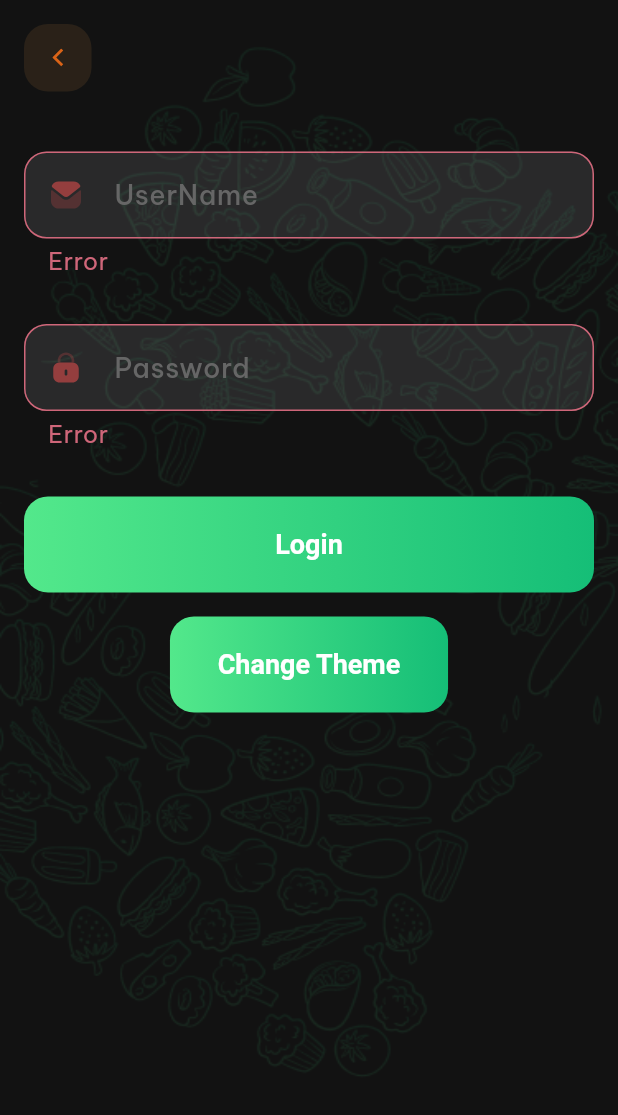
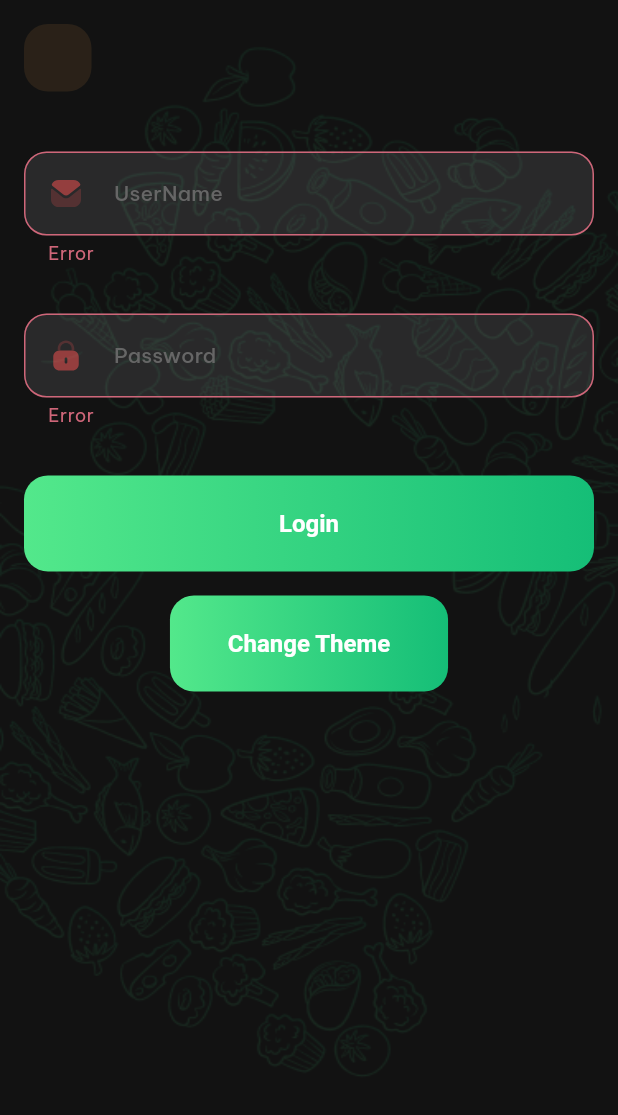
Before and after one commit to quocbao238/NinjaFood_Theme, a Flutter app: the screen it shows after launch, on a phone screen of 412 x 824 dp. Shown: the top 1115 px of the screen. Run offline on Flutter 3.47's test engine with Material 2 defaults, Android fonts, the phone set to English and light mode, and no system bars; our stand-ins replace equatable, flutter_spinkit, flutter_svg, google_fonts.

Commit message:
+ gradientButtonColor

```diff
--- a/lib/src/app_widgets/app_button.dart
+++ b/lib/src/app_widgets/app_button.dart
@@ -43,7 +43,7 @@
             gradient: ThemeColors.gradientButtonColor, borderRadius: BorderRadius.circular(borderRadius ?? 16)),
         child: ElevatedButton(
           onPressed: onPressed,
-          child: FittedBox(child: Text(title, style: ThemeText.bodyMedium.copyWith(fontWeight: FontWeight.bold))),
+          child: FittedBox(child: Text(title, style: ThemeText.bodyLarge.copyWith(fontWeight: FontWeight.bold))),
         ),
       ),
     );
--- a/lib/src/app_widgets/app_text.dart
+++ b/lib/src/app_widgets/app_text.dart
@@ -35,6 +35,24 @@
   const AppText.bodySmall({super.key, required this.text, this.textAlign, this.fontWeight, this.color})
       : _textStyle = ThemeText.bodySmall;
 
+  const AppText.titleLarge({super.key, required this.text, this.textAlign, this.fontWeight, this.color})
+      : _textStyle = ThemeText.titleLarge;
+
+  const AppText.titleMedium({super.key, required this.text, this.textAlign, this.fontWeight, this.color})
+      : _textStyle = ThemeText.titleMedium;
+
+  const AppText.titleSmall({super.key, required this.text, this.textAlign, this.fontWeight, this.color})
+      : _textStyle = ThemeText.titleSmall;
+
+  const AppText.labelLarge({super.key, required this.text, this.textAlign, this.fontWeight, this.color})
+      : _textStyle = ThemeText.labelLarge;
+
+  const AppText.labelMedium({super.key, required this.text, this.textAlign, this.fontWeight, this.color})
+      : _textStyle = ThemeText.labelMedium;
+
+  const AppText.labelSmall({super.key, required this.text, this.textAlign, this.fontWeight, this.color})
+      : _textStyle = ThemeText.labelSmall;
+
   @override
   Widget build(BuildContext context) {
     final textTheme = Theme.of(context).textTheme;
--- a/lib/src/app_widgets/app_text_form_field.dart
+++ b/lib/src/app_widgets/app_text_form_field.dart
@@ -50,7 +50,7 @@
       obscureText: obscureText ?? false,
       style: Theme.of(context).textTheme.bodyMedium,
       decoration: InputDecoration(
-        hintStyle: Theme.of(context).textTheme.labelMedium,
+        hintStyle: Theme.of(context).textTheme.labelLarge,
         hintText: hintText,
         errorText: errorText,
         prefixIcon:
--- a/lib/src/theme/theme_colors.dart
+++ b/lib/src/theme/theme_colors.dart
@@ -27,8 +27,11 @@
 
   static shadowLightColor() => const Color(0xFF5A6CEA).withOpacity(0.07);
 
+  static const shadowLayer1Color =  Color(0xFF7F67BE);
+  static const shadowLayer2Color =  Color(0xFFFFD8E4);
+
   static const gradientButtonColor = LinearGradient(
-      begin: Alignment.centerLeft,
-      end: Alignment.centerRight,
-      colors: [Color(0xFF53E88B), Color(0xFF15BE77)]);
+      begin: Alignment.centerLeft, end: Alignment.centerRight, colors: [Color(0xFF53E88B), Color(0xFF15BE77)]);
+
+
 }
--- a/lib/src/theme/theme_size.dart
+++ b/lib/src/theme/theme_size.dart
@@ -11,13 +11,23 @@
 }
 
 class ThemeFontSize {
-  static const displayLarge = 54.0;
-  static const displayMedium = 42.0;
+  static const displayLarge = 67.0;
+  static const displayMedium = 45.0;
   static const displaySmall = 36.0;
-  static const headlineLarge = 30.0;
-  static const headlineMedium = 26.0;
-  static const headlineSmall = 22.0;
-  static const bodyLarge = 20.0;
-  static const bodyMedium = 18.0;
-  static const bodySmall = 16.0;
+
+  static const headlineLarge = 32.0;
+  static const headlineMedium = 28.0;
+  static const headlineSmall = 24.0;
+
+  static const titleLarge = 22.0;
+  static const titleMedium = 20.0;
+  static const titleSmall = 18.0;
+
+  static const bodyLarge = 16.0;
+  static const bodyMedium = 14.0;
+  static const bodySmall = 12.0;
+
+  static const labelLarge = 14.0;
+  static const labelMedium = 12.0;
+  static const labelSmall = 11.0;
 }
--- a/lib/src/theme/theme_text.dart
+++ b/lib/src/theme/theme_text.dart
@@ -20,20 +20,37 @@
   static const TextStyle bodySmall =
   TextStyle(fontSize: ThemeFontSize.bodySmall);
 
+  static const TextStyle titleLarge = TextStyle(fontSize: ThemeFontSize.titleLarge);
+  static const TextStyle titleMedium = TextStyle(fontSize: ThemeFontSize.titleMedium);
+  static const TextStyle titleSmall = TextStyle(fontSize: ThemeFontSize.titleSmall);
+
+  static const TextStyle labelLarge = TextStyle(fontSize: ThemeFontSize.labelLarge);
+  static const TextStyle labelMedium = TextStyle(fontSize: ThemeFontSize.labelMedium);
+  static const TextStyle labelSmall = TextStyle(fontSize: ThemeFontSize.labelSmall);
+
+
   static TextTheme appTextTheme(Color textColor, Color labelColor) {
     return TextTheme(
       displayLarge: displayLarge.copyWith(color: textColor),
       displayMedium: displayMedium.copyWith(color: textColor),
       displaySmall: displaySmall.copyWith(color: textColor),
+
       headlineLarge: headlineLarge.copyWith(color: textColor),
       headlineMedium: headlineMedium.copyWith(color: textColor),
       headlineSmall: headlineSmall.copyWith(color: textColor),
+
+      titleLarge: titleLarge.copyWith(color: textColor),
+      titleMedium: titleMedium.copyWith(color: textColor),
+      titleSmall: titleSmall.copyWith(color: textColor),
+
       bodyLarge: bodyLarge.copyWith(color: textColor),
       bodyMedium: bodyMedium.copyWith(color: textColor),
       bodySmall: bodySmall.copyWith(color: textColor),
-      labelLarge: bodyLarge.copyWith(color: labelColor),
-      labelMedium: bodyMedium.copyWith(color: labelColor),
-      labelSmall: bodySmall.copyWith(color: labelColor),
+
+      labelLarge: labelLarge.copyWith(color: labelColor),
+      labelMedium: labelMedium.copyWith(color: labelColor),
+      labelSmall: labelSmall.copyWith(color: labelColor),
+
     );
   }
 }
```
Lines whose indentation alone changed are shown as unchanged.
